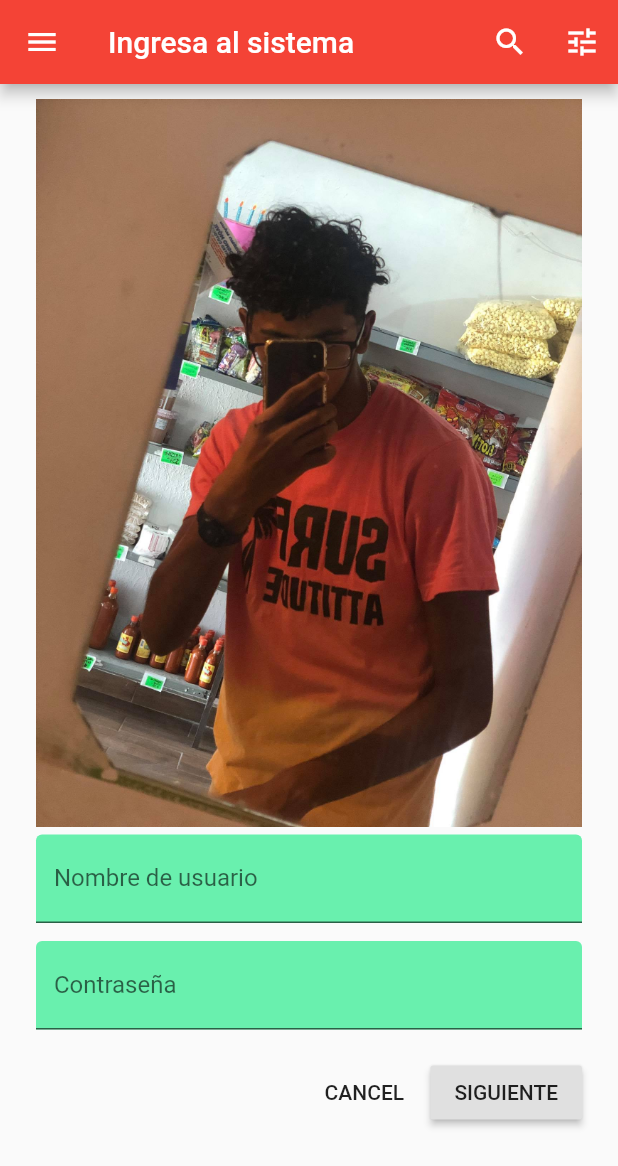
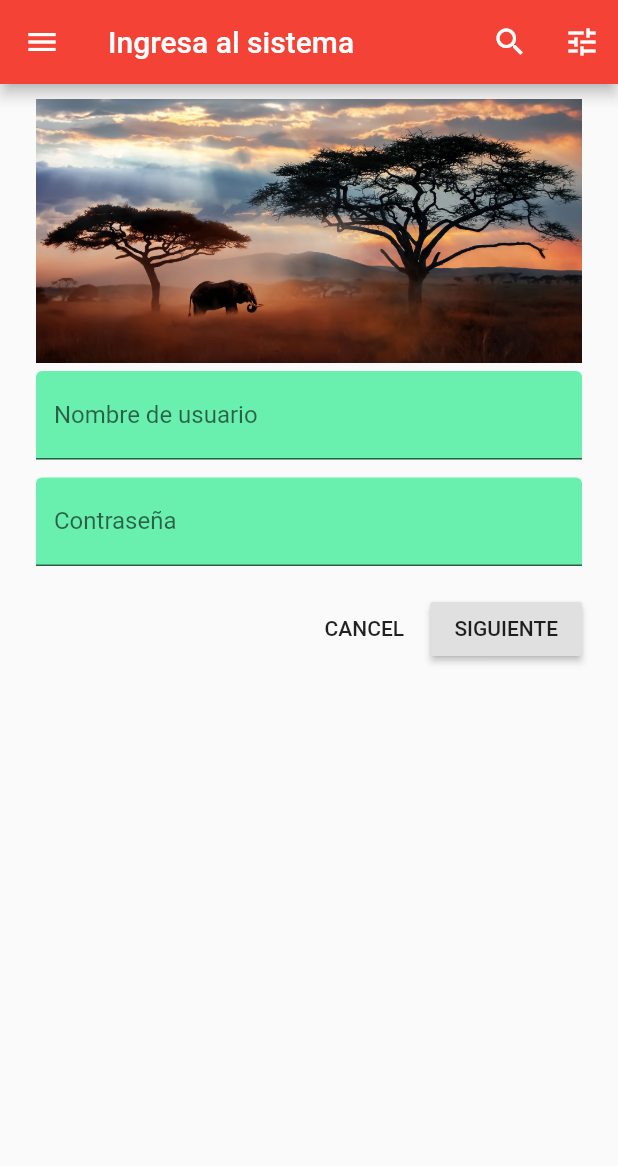
Before and after one commit to YahirS/loginSencillo, a Flutter app: the screen it shows after launch, on a phone screen of 412 x 824 dp. Shown: the top 1166 px of the screen. Run offline on Flutter 3.47's test engine with Material 2 defaults, Android fonts, the phone set to English and light mode, and no system bars.

```diff
--- a/lib/main.dart
+++ b/lib/main.dart
@@ -79,7 +79,7 @@ class _IngresoSistemaState extends State<IngresoSistema> {
             SizedBox(height: 10.0),
             Column(
               children: <Widget>[
-                Image.asset('assets/image05.jpg'),
+                Image.asset('assets/yahir1111.jpg'),
                 SizedBox(height: 5.0),
               ],
             ),
```
Also changed, not shown: assets/yahir1111.jpg (added), 1 other file.
